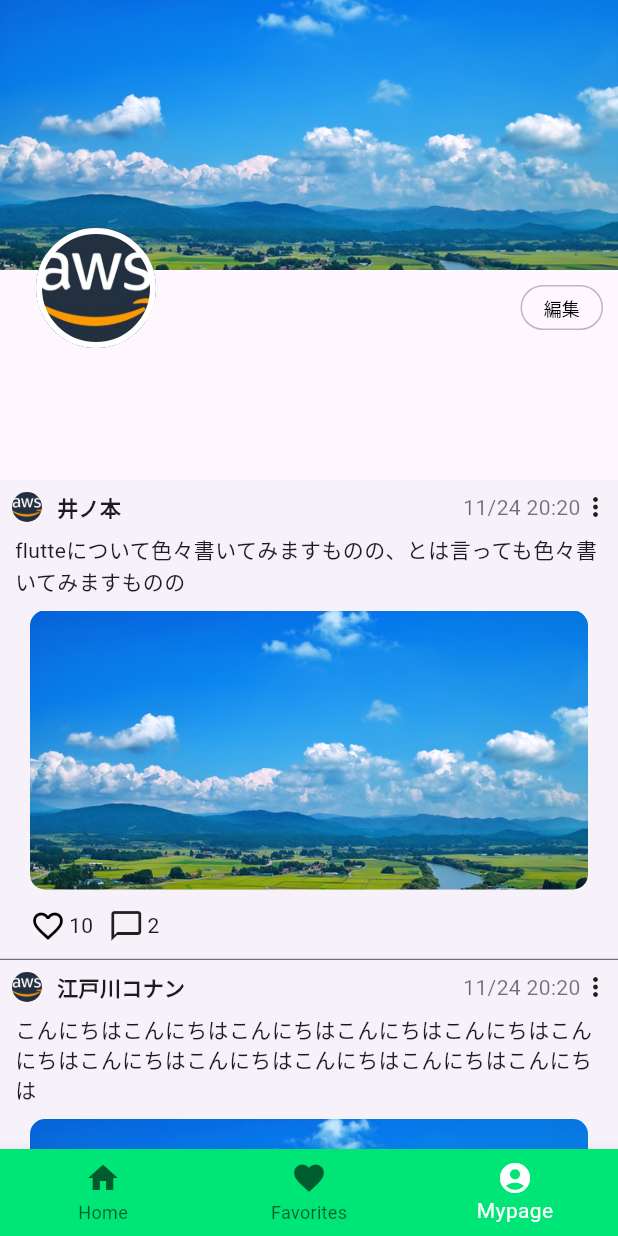
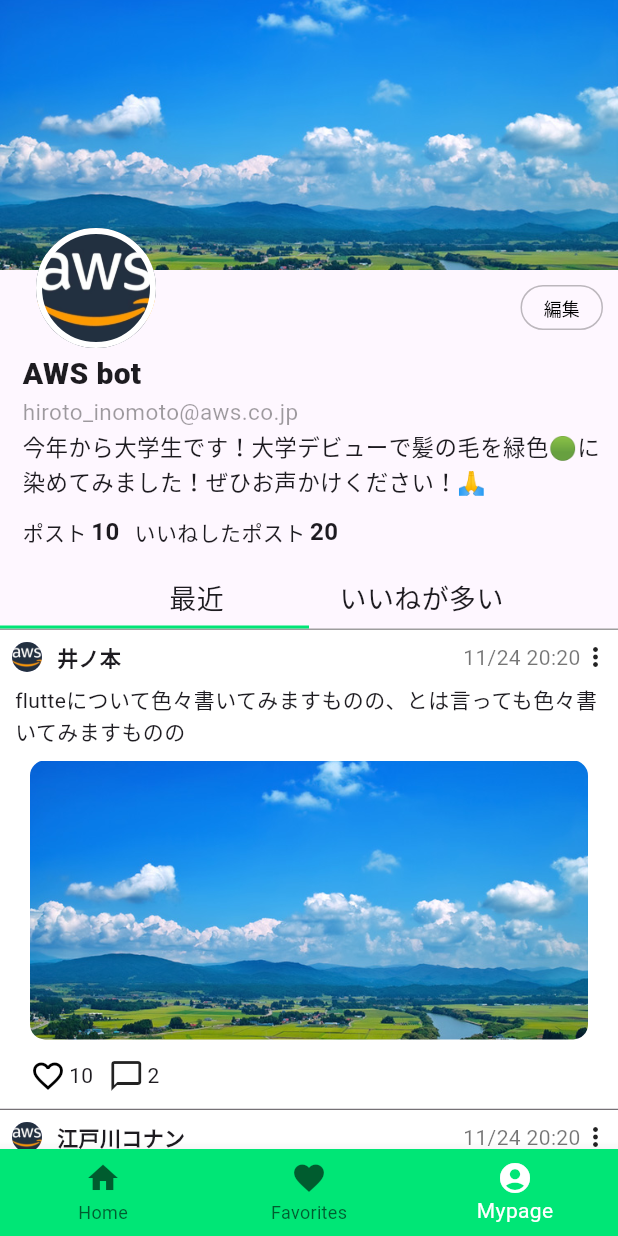
Before and after one commit to kumitaakira453/flutter_2nd_year_sns_fr_design, a Flutter app: the MyPage screen opened by its route, on a phone screen of 412 x 824 dp. Run offline on Flutter 3.47's test engine with Material 3 defaults, Android fonts, the phone set to English and light mode, and no system bars.

Commit message:
マイページ完成

```diff
--- a/lib/pages/home.dart
+++ b/lib/pages/home.dart
@@ -82,6 +82,7 @@ class PostListScreen extends StatelessWidget {
   @override
   Widget build(BuildContext context) {
     return ListView.builder(
+      padding: EdgeInsets.zero,
       itemCount: posts.length,
       itemBuilder: (context, index) {
         final post = posts[index];
@@ -97,6 +98,7 @@ class PostListScreen extends StatelessWidget {
             margin: EdgeInsets.zero,
             shape: const RoundedRectangleBorder(),
             elevation: 0,
+            color: Colors.white,
             child: Column(
               mainAxisAlignment: MainAxisAlignment.center,
               children: [
--- a/lib/pages/mypage.dart
+++ b/lib/pages/mypage.dart
@@ -15,7 +15,6 @@ class _PostLikePageState extends State<MyPage> {
     return Scaffold(
       // bottombarを画面いっぱいに広げる
       resizeToAvoidBottomInset: true,
-      // appBar: const MyAppBar(title: "Mypage"),
       body: SizedBox(
         width: MediaQuery.of(context).size.width,
         child: Column(
@@ -79,7 +78,9 @@ class _PostLikePageState extends State<MyPage> {
                       side: const BorderSide(color: Colors.black26),
                       padding: EdgeInsets.zero,
                     ),
-                    onPressed: () {},
+                    onPressed: () {
+                      Navigator.of(context).pushNamed('/profile');
+                    },
                     child: const Text(
                       "編集",
                       style: TextStyle(
@@ -96,7 +97,141 @@ class _PostLikePageState extends State<MyPage> {
               ],
             ),
             const SizedBox(
-              height: 100,
+              height: 10,
+            ),
+            const Padding(
+              padding: EdgeInsets.only(left: 15, top: 5),
+              child: Align(
+                alignment: Alignment.centerLeft,
+                child: Text(
+                  'AWS bot',
+                  style: TextStyle(
+                    fontWeight: FontWeight.w800,
+                    fontSize: 20,
+                  ),
+                ),
+              ),
+            ),
+            const Padding(
+              padding: EdgeInsets.only(left: 15, top: 0),
+              child: Align(
+                alignment: Alignment.centerLeft,
+                child: Text(
+                  'hiroto_inomoto@aws.co.jp',
+                  style: TextStyle(
+                    color: Colors.black38,
+                    fontSize: 15,
+                  ),
+                ),
+              ),
+            ),
+            const Padding(
+              padding: EdgeInsets.only(left: 15, top: 2, bottom: 10),
+              child: Align(
+                alignment: Alignment.centerLeft,
+                child: Text(
+                  '今年から大学生です！大学デビューで髪の毛を緑色🟢に染めてみました！ぜひお声かけください！🙏',
+                  style: TextStyle(
+                    fontSize: 15,
+                  ),
+                ),
+              ),
+            ),
+            const Padding(
+              padding: EdgeInsets.only(left: 15, bottom: 20),
+              child: Row(
+                mainAxisAlignment: MainAxisAlignment.start,
+                children: [
+                  Text('ポスト'),
+                  SizedBox(
+                    width: 3,
+                  ),
+                  Text(
+                    '10',
+                    style: TextStyle(
+                      fontWeight: FontWeight.w600,
+                      fontSize: 16,
+                    ),
+                  ),
+                  SizedBox(
+                    width: 10,
+                  ),
+                  Text('いいねしたポスト'),
+                  SizedBox(
+                    width: 3,
+                  ),
+                  Text(
+                    '20',
+                    style: TextStyle(
+                      fontWeight: FontWeight.w600,
+                      fontSize: 16,
+                    ),
+                  ),
+                ],
+              ),
+            ),
+            Container(
+              decoration: const BoxDecoration(
+                border: Border(
+                  bottom: BorderSide(
+                    color: Colors.grey, // 枠線の色
+                    width: 1.0, // 枠線の幅
+                  ),
+                ),
+              ),
+              child: Column(
+                children: [
+                  const Row(
+                    mainAxisAlignment: MainAxisAlignment.center,
+                    children: [
+                      SizedBox(
+                        width: 130,
+                        child: Align(
+                          alignment: Alignment.center,
+                          child: Text(
+                            '最近',
+                            style: TextStyle(
+                              fontSize: 18,
+                            ),
+                          ),
+                        ),
+                      ),
+                      SizedBox(
+                        width: 20,
+                      ),
+                      SizedBox(
+                        width: 130,
+                        child: Align(
+                          alignment: Alignment.center,
+                          child: Text(
+                            'いいねが多い',
+                            style: TextStyle(fontSize: 18),
+                          ),
+                        ),
+                      ),
+                    ],
+                  ),
+                  const SizedBox(
+                    height: 5,
+                  ),
+                  Row(
+                    children: [
+                      Container(
+                        height: 2, // 下線の太さ
+                        color: Colors.greenAccent[400], // 下線の色
+                        width:
+                            MediaQuery.of(context).size.width / 2, // 必要に応じて調整
+                      ),
+                      Container(
+                        height: 2, // 下線の太さ
+                        color: Colors.green.withOpacity(0), // 下線の色
+                        width:
+                            MediaQuery.of(context).size.width / 2, // 必要に応じて調整
+                      ),
+                    ],
+                  ),
+                ],
+              ),
             ),
             Expanded(
               child: PostListScreen(),
```
Also changed, not shown: lib/main.dart (+4 -3 lines), lib/pages/profile.dart (+52 -0 lines), lib/pages/settings.dart (+21 -0 lines), lib/pages/dm-room.dart (deleted), lib/pages/dm.dart (deleted).
